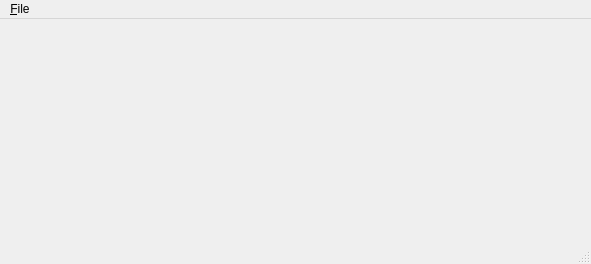
Before: the Qt Designer form src/ui/mainwindow.ui in FeijaoNativo/FaisanIDE, drawn with Qt 5.
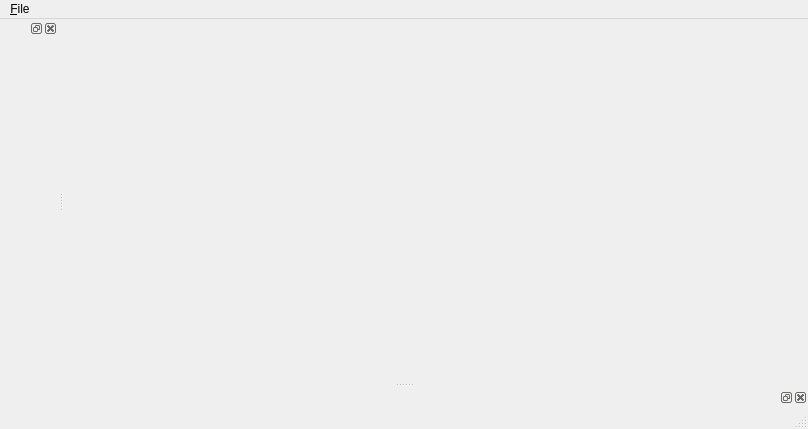
After: the same form once the commit is applied.

What changed in the file:
```diff
--- a/src/ui/mainwindow.ui
+++ b/src/ui/mainwindow.ui
@@ -6,20 +6,22 @@
    <rect>
     <x>0</x>
     <y>0</y>
-    <width>591</width>
-    <height>264</height>
+    <width>808</width>
+    <height>429</height>
    </rect>
   </property>
   <property name="windowTitle">
    <string>Faisan IDE</string>
   </property>
-  <widget class="QWidget" name="centralwidget"/>
+  <widget class="QWidget" name="centralwidget">
+   <layout class="QVBoxLayout" name="verticalLayout"/>
+  </widget>
   <widget class="QMenuBar" name="menubar">
    <property name="geometry">
     <rect>
      <x>0</x>
      <y>0</y>
-     <width>591</width>
+     <width>808</width>
      <height>21</height>
     </rect>
    </property>
@@ -31,6 +33,23 @@
    <addaction name="menu_File"/>
   </widget>
   <widget class="QStatusBar" name="statusbar"/>
+  <widget class="QDockWidget" name="dockWidget">
+   <attribute name="dockWidgetArea">
+    <number>1</number>
+   </attribute>
+   <widget class="QWidget" name="dockWidgetContents"/>
+  </widget>
+  <widget class="QDockWidget" name="dockWidget_3">
+   <attribute name="dockWidgetArea">
+    <number>8</number>
+   </attribute>
+   <widget class="QWidget" name="dockWidgetContents_3"/>
+  </widget>
+  <action name="action_New_project">
+   <property name="text">
+    <string>&amp;New project</string>
+   </property>
+  </action>
  </widget>
  <resources/>
  <connections/>
```
Left out of the diff: 1 changed line with no effect on the pictures.
